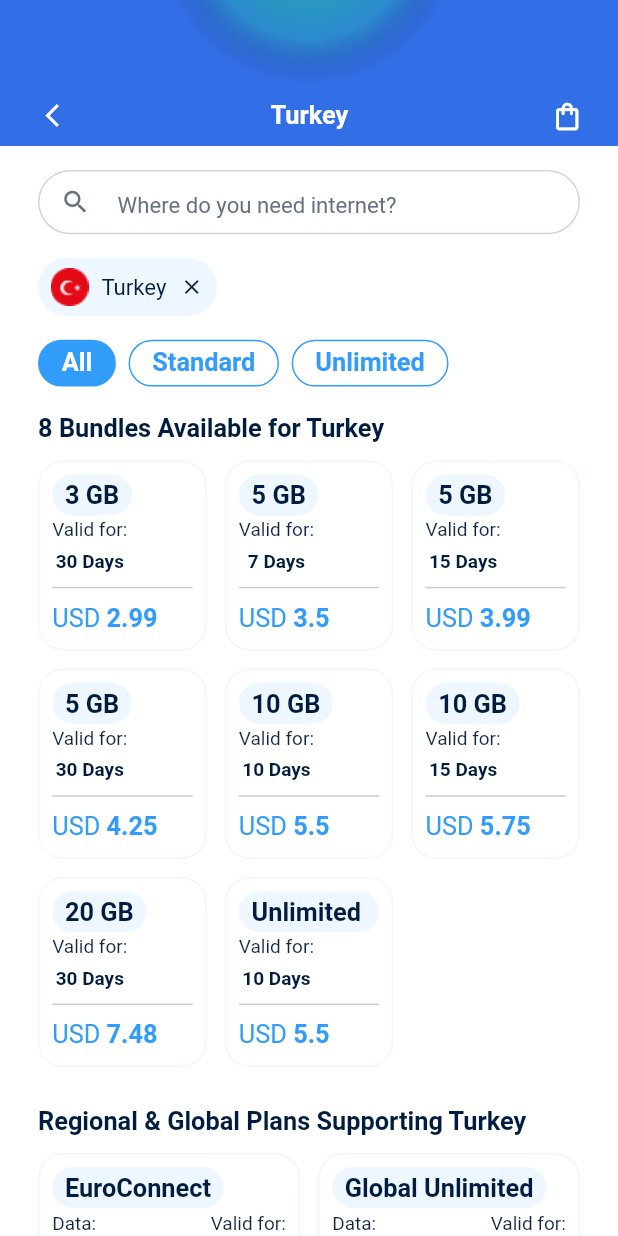
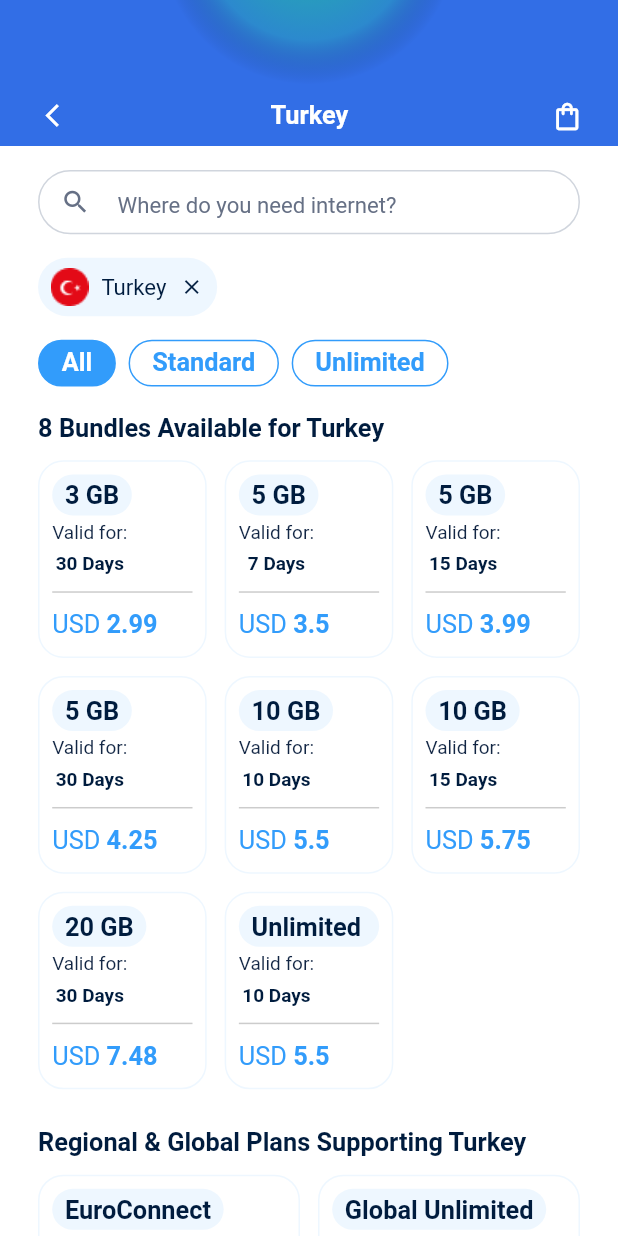
Before and after one commit to ZainHassan12/flutter_task_zain, a Flutter app: the screen it shows after launch, on a phone screen of 412 x 824 dp. Run offline on Flutter 3.47's test engine with Material 3 defaults, Android fonts, the phone set to English and light mode, and no system bars; our stand-ins replace stacked, stacked_services, stacked_shared; Roboto replaces fonts that are missing (Mulish, SF Pro Display).

Commit message:
Complete task

```diff
--- a/lib/ui/common/app_colors.dart
+++ b/lib/ui/common/app_colors.dart
@@ -1,25 +1,23 @@
 import 'package:flutter/material.dart';
 
 // Brand Colors
-const Color primaryBlue = Color(0xFF326EE6); // App Bar
+const Color primaryBlue = Color(0xFF326EE6);
 const Color accentBlue = Color(0xFF329CFB);
-const Color greenBorder = Color(0xFF15D59D); // Buttons, Highlights, Span text
-const Color greenAccent =
-    Color(0xFF1EC896); // WhatsApp text, Checkout button, Ellipse
+const Color greenBorder = Color(0xFF15D59D);
+const Color greenAccent = Color(0xFF1EC896);
 
 // Text Colors
-const Color textPrimary = Color(0xFF001C3E); // Main text
-const Color textSecondary = Color(0xFF122644); // Card text, Borders
-const Color textGrey = Color(0xFF667085); // Secondary info (5 GB / 30 Days)
+const Color textPrimary = Color(0xFF001C3E);
+const Color textSecondary = Color(0xFF122644);
+const Color textGrey = Color(0xFF667085);
 
 // Background Colors
-const Color cardTitleBackground =
-    Color(0xFFEEF7FF); // Card background, Smart container
-const Color white = Color(0xFFFFFFFF); // Default background
+const Color cardTitleBackground = Color(0xFFEEF7FF);
+const Color white = Color(0xFFFFFFFF);
 
-const Color finalText = Color(0xFF001C3E); // Final text color
+const Color finalText = Color(0xFF001C3E);
 
 // Border Colors
-const Color borderLight = Color(0xFFD0D5DD); // Search bar border
-const Color borderGrey = Color(0xFFCCCCCC); // Divider lines
-const Color borderDark = Color(0xFF122644); // Bottom sheet border
+const Color borderLight = Color(0xFFD0D5DD);
+const Color borderGrey = Color(0xFFCCCCCC);
+const Color borderDark = Color(0xFF122644);
--- a/lib/ui/common/app_strings.dart
+++ b/lib/ui/common/app_strings.dart
@@ -32,12 +32,10 @@ const String whatsapp = "Whatsapp";
 
 // Bottom Sheet
 const String checkout = "CHECKOUT";
-const String usd = "USD";
 
 // Currency
 const String currencySymbol = "USD";
 
 // Asset Images
 const String flagTurkey = "assets/images/TR_flag.png";
-const String cartIcon = "assets/images/cart_icon.png";
 const String whatsappIcon = "assets/images/whatsapp.png";
--- a/lib/ui/common/app_styles.dart
+++ b/lib/ui/common/app_styles.dart
@@ -5,17 +5,9 @@ import 'app_colors.dart';
 class AppTextStyles {
   AppTextStyles._();
 
-  /// Base Fonts
   static const _sfProBold = TextStyle(
     fontFamily: 'SF Pro Display',
     fontWeight: FontWeight.w700,
-    letterSpacing: 0,
-    height: 1.5,
-  );
-
-  static const _sfProMedium = TextStyle(
-    fontFamily: 'SF Pro Display',
-    fontWeight: FontWeight.w500,
     letterSpacing: 0,
     height: 1.5,
   );
@@ -34,7 +26,7 @@ class AppTextStyles {
     height: 1.5,
   );
 
-  /// App Bar
+  // App Bar
   static TextStyle get appBarText =>
       _sfProBold.copyWith(fontSize: AppDimensions.sp(16), color: white);
 
@@ -57,10 +49,11 @@ class AppTextStyles {
   static TextStyle get sectionTitle =>
       _sfProBold.copyWith(fontSize: AppDimensions.sp(16), color: textPrimary);
 
-  // Card
+  // CarD
   static TextStyle get cardTitle =>
       _sfProBold.copyWith(fontSize: AppDimensions.sp(16), color: textPrimary);
 
+  // Use Regular for supporting text
   static TextStyle get validFor => _sfProRegular.copyWith(
         fontSize: AppDimensions.sp(12),
         color: textSecondary,
@@ -86,7 +79,7 @@ class AppTextStyles {
       _sfProBold.copyWith(fontSize: AppDimensions.sp(15), color: accentBlue);
 
   static TextStyle get bottomSheetDetails =>
-      _sfProMedium.copyWith(fontSize: AppDimensions.sp(12), color: textGrey);
+      _sfProRegular.copyWith(fontSize: AppDimensions.sp(12), color: textGrey);
 
   static TextStyle get bottomSheetCounter =>
       _sfProBold.copyWith(fontSize: AppDimensions.sp(14), color: textSecondary);
@@ -98,6 +91,7 @@ class AppTextStyles {
   static TextStyle get checkoutBold =>
       _sfProBold.copyWith(fontSize: AppDimensions.sp(14), color: white);
 
+  // Contact
   static TextStyle get contactBold =>
       _sfProBold.copyWith(fontSize: AppDimensions.sp(14), color: greenAccent);
 
--- a/lib/ui/views/bottom_sheet/bottom_sheet_viewmodel.dart
+++ b/lib/ui/views/bottom_sheet/bottom_sheet_viewmodel.dart
@@ -12,7 +12,6 @@ class CartBottomSheetViewModel extends BaseViewModel {
   Function(dynamic)? _onRemove;
 
   void initialize(List<dynamic> cartItems, Function(dynamic) onRemove) {
-    // ✅ Deep copy so this list is independent from HomeViewModel's list
     _items = cartItems.map((item) {
       if (item is TurkeyPackageModel) {
         return TurkeyPackageModel(
@@ -51,7 +50,6 @@ class CartBottomSheetViewModel extends BaseViewModel {
   void increaseQuantity(dynamic item) {
     final index = _items.indexWhere((i) => i.id == item.id);
     if (index != -1) {
-      // ✅ Assign new quantity value to trigger change detection
       _items[index].quantity = (_items[index].quantity ?? 1) + 1;
       _calculateTotal();
       notifyListeners();
@@ -70,7 +68,7 @@ class CartBottomSheetViewModel extends BaseViewModel {
         // Quantity hits 0 — remove item
         final removedItem = _items[index];
         _items.removeAt(index);
-        _onRemove?.call(removedItem); // ✅ Sync removal to HomeViewModel
+        _onRemove?.call(removedItem);
         _calculateTotal();
         notifyListeners();
       }
@@ -79,7 +77,7 @@ class CartBottomSheetViewModel extends BaseViewModel {
 
   void removeItem(dynamic item) {
     _items.removeWhere((i) => i.id == item.id);
-    _onRemove?.call(item); // ✅ Sync removal to HomeViewModel
+    _onRemove?.call(item);
     _calculateTotal();
     notifyListeners();
   }
--- a/lib/ui/views/home/home_view.dart
+++ b/lib/ui/views/home/home_view.dart
@@ -34,7 +34,6 @@ class HomeView extends StackedView<HomeViewModel> {
               const CustomAppBar(),
               SizedBox(height: AppDimensions.h(16)),
 
-              // Search (UI only — no onChanged wired)
               const CustomSearchBar(),
               SizedBox(height: AppDimensions.h(16)),
 
@@ -76,7 +75,6 @@ class HomeView extends StackedView<HomeViewModel> {
                 Padding(
                   padding: EdgeInsets.only(
                     left: AppDimensions.pHuge,
-                    right: AppDimensions.pHuge,
                   ),
                   child: Text(
                     titleGlobal,
@@ -95,7 +93,6 @@ class HomeView extends StackedView<HomeViewModel> {
               Padding(
                 padding: EdgeInsets.only(
                   left: AppDimensions.pHuge,
-                  right: AppDimensions.pHuge,
                 ),
                 child: Text(
                   "Need Support?",
@@ -103,7 +100,9 @@ class HomeView extends StackedView<HomeViewModel> {
                 ),
               ),
               const NeedSupport(),
-              SizedBox(height: AppDimensions.h(24)),
+              SizedBox(
+                  height:
+                      AppDimensions.h(30) + AppDimensions.bottomSheetHeight),
             ],
           ),
         ),
--- a/lib/ui/views/home/home_viewmodel.dart
+++ b/lib/ui/views/home/home_viewmodel.dart
@@ -5,14 +5,11 @@ import 'package:stacked/stacked.dart';
 import 'package:stacked_services/stacked_services.dart';
 import 'package:flutter_task_zain/app/app.locator.dart';
 
-// 0 = All, 1 = Standard, 2 = Unlimited
 enum PackageFilter { all, standard, unlimited }
 
 class HomeViewModel extends BaseViewModel {
   final _bottomSheetService = locator<BottomSheetService>();
-  final _navigationService = locator<NavigationService>();
 
-  // 🔹 Filter
   int _selectedFilterIndex = 0;
   int get selectedFilterIndex => _selectedFilterIndex;
 
@@ -32,11 +29,11 @@ class HomeViewModel extends BaseViewModel {
     notifyListeners();
   }
 
-  // 🔹 Cart items
+  // Cart items
   final List<dynamic> _cartItems = [];
   List<dynamic> get cartItems => _cartItems;
 
-  // 🔹 Turkey Packages List
+  // Turkey Packages List
   final List<TurkeyPackageModel> _turkeyPackages = [
     TurkeyPackageModel(
       id: "turkey_1",
@@ -135,10 +132,9 @@ class HomeViewModel extends BaseViewModel {
     ),
   ];
 
-  // ✅ Helper: is a data value "unlimited"?
   bool _isUnlimited(String data) => data.trim().toLowerCase() == 'unlimited';
 
-  // 🔹 Filtered Turkey packages
+  // Filtered Turkey packages
   List<TurkeyPackageModel> get turkeyPackages {
     switch (_activeFilter) {
       case PackageFilter.standard:
@@ -150,7 +146,7 @@ class HomeViewModel extends BaseViewModel {
     }
   }
 
-  // 🔹 Filtered Global packages
+  // Filtered Global packages
   List<GlobalPackageModel> get globalPackages {
     switch (_activeFilter) {
       case PackageFilter.standard:
@@ -162,7 +158,7 @@ class HomeViewModel extends BaseViewModel {
     }
   }
 
-  // 🔹 Calculate total price of cart items
+  // Calculate total price
   double get cartTotal {
     double total = 0;
     for (var item in _cartItems) {
@@ -171,19 +167,19 @@ class HomeViewModel extends BaseViewModel {
     return total;
   }
 
-  // 🔹 Handle Turkey package tap
+  // Handle Turkey package tap
   void onTurkeyPackageTap(TurkeyPackageModel package) {
     _addToCart(package);
     _showCartBottomSheet();
   }
 
-  // 🔹 Handle Global package tap
+  // Handle Global package tap
   void onGlobalPackageTap(GlobalPackageModel package) {
     _addToCart(package);
     _showCartBottomSheet();
   }
 
-  // 🔹 Add package to cart or increment quantity if exists
+  // Add package to cart or increment quantity
   void _addToCart(dynamic package) {
     try {
       final existingItem = _cartItems.firstWhere(
@@ -213,13 +209,12 @@ class HomeViewModel extends BaseViewModel {
     notifyListeners();
   }
 
-  // ✅ Called by bottom sheet when user taps ✕
   void onItemRemovedFromSheet(dynamic item) {
     _cartItems.removeWhere((i) => i.id == item.id);
     notifyListeners();
   }
 
-  // 🔹 Show cart bottom sheet
+  // Show cart bottom sheet
   void _showCartBottomSheet() async {
     final result = await _bottomSheetService.showCustomSheet(
       variant: BottomSheetType.cartBottom,
@@ -238,19 +233,19 @@ class HomeViewModel extends BaseViewModel {
     notifyListeners();
   }
 
-  // 🔹 Handle checkout
+  // Handle checkout
   void _handleCheckout(dynamic totalAmount) {
     _cartItems.clear();
     notifyListeners();
   }
 
-  // 🔹 Remove package from cart
+  // Remove package from cart
   void removeFromCart(dynamic package) {
     _cartItems.removeWhere((item) => item.id == package.id);
     notifyListeners();
   }
 
-  // 🔹 Clear entire cart
+  // Clear entire cart
   void clearCart() {
     _cartItems.clear();
     notifyListeners();
--- a/lib/ui/widgets/common/app_bar/app_bar.dart
+++ b/lib/ui/widgets/common/app_bar/app_bar.dart
@@ -1,4 +1,3 @@
-import 'dart:ui';
 import 'package:flutter/material.dart';
 import 'package:flutter_task_zain/ui/common/app_colors.dart';
 import 'package:flutter_task_zain/ui/common/app_dimensions.dart';
@@ -8,13 +7,8 @@ import 'package:flutter_task_zain/ui/widgets/common/app_bar/app_bar_model.dart';
 import 'package:stacked/stacked.dart';
 
 class CustomAppBar extends StackedView<CustomAppBarModel> {
-  final VoidCallback? onBackTap;
-  final VoidCallback? onCartTap;
-
   const CustomAppBar({
     super.key,
-    this.onBackTap,
-    this.onCartTap,
   });
 
   @override
@@ -30,14 +24,14 @@ class CustomAppBar extends StackedView<CustomAppBarModel> {
       width: double.infinity,
       child: Stack(
         children: [
-          // 🔵 Background
+          // Background
           Container(
             height: AppDimensions.appBarHeight,
             width: double.infinity,
             color: primaryBlue,
           ),
 
-          // 🟢 Ellipse (decorative)
+          // Ellipse
           Positioned(
             top: AppDimensions.ellipseTop,
             left: AppDimensions.ellipseLeft,
@@ -59,7 +53,7 @@ class CustomAppBar extends StackedView<CustomAppBarModel> {
             ),
           ),
 
-          // 🔹 AppBar Content Row
+          // AppBar
           Positioned(
             top: AppDimensions.appBarItemsTop,
             left: AppDimensions.appBarItemsLeft,
@@ -67,9 +61,9 @@ class CustomAppBar extends StackedView<CustomAppBarModel> {
             child: Row(
               mainAxisAlignment: MainAxisAlignment.spaceBetween,
               children: [
-                /// 🔙 Back Button
+                // Back Button
                 GestureDetector(
-                  onTap: onBackTap,
+                  onTap: () {},
                   child: SizedBox(
                     width: AppDimensions.backButtonSize,
                     height: AppDimensions.backButtonSize,
@@ -81,15 +75,15 @@ class CustomAppBar extends StackedView<CustomAppBarModel> {
                   ),
                 ),
 
-                /// 🏷 Title
+                // Title
                 Text(
                   appTitle,
                   style: AppTextStyles.appBarText,
                 ),
 
-                /// 🛒 Cart Button
+                //Cart Button
                 GestureDetector(
-                  onTap: onCartTap,
+                  onTap: () {},
                   child: SizedBox(
                     width: AppDimensions.cartButtonWidth,
                     height: AppDimensions.cartButtonHeight,
--- a/lib/ui/widgets/common/country_badge/country_badge.dart
+++ b/lib/ui/widgets/common/country_badge/country_badge.dart
@@ -7,11 +7,8 @@ import 'package:stacked/stacked.dart';
 import 'country_badge_model.dart';
 
 class CountryBadge extends StackedView<CountryBadgeModel> {
-  final VoidCallback? onRemove;
-
   const CountryBadge({
     super.key,
-    this.onRemove,
   });
 
   @override
@@ -24,7 +21,7 @@ class CountryBadge extends StackedView<CountryBadgeModel> {
 
     return Padding(
       padding: EdgeInsets.only(
-        left: AppDimensions.pHuge, // Only left padding to align left
+        left: AppDimensions.pHuge,
       ),
       child: Container(
         height: AppDimensions.countryContainerHeight,
@@ -39,7 +36,7 @@ class CountryBadge extends StackedView<CountryBadgeModel> {
         child: Row(
           mainAxisSize: MainAxisSize.min,
           children: [
-            /// 🇹🇷 Flag
+            // Flag
             Image.asset(
               flagTurkey,
               width: AppDimensions.flagSize,
@@ -49,7 +46,7 @@ class CountryBadge extends StackedView<CountryBadgeModel> {
 
             SizedBox(width: AppDimensions.pM),
 
-            /// Country Name
+            // Country Name
             Text(
               appTitle,
               style: AppTextStyles.countryName,
--- a/lib/ui/widgets/common/need_support/need_support.dart
+++ b/lib/ui/widgets/common/need_support/need_support.dart
@@ -1,5 +1,4 @@
 import 'package:flutter/material.dart';
-import 'package:flutter_task_zain/ui/common/app_colors.dart';
 import 'package:flutter_task_zain/ui/common/app_dimensions.dart';
 import 'package:flutter_task_zain/ui/common/app_strings.dart';
 import 'package:flutter_task_zain/ui/common/app_styles.dart';
@@ -20,7 +19,7 @@ class NeedSupport extends StatelessWidget {
             contactPrefix,
             style: AppTextStyles.supportedRegular,
           ),
-          SizedBox(width: AppDimensions.pXS),
+          SizedBox(width: AppDimensions.pS),
           Image.asset(
             whatsappIcon,
             width: AppDimensions.w(24),
--- a/lib/ui/widgets/common/need_support/need_support_model.dart
+++ /dev/null
@@ -1,3 +0,0 @@
-import 'package:stacked/stacked.dart';
-
-class NeedSupportModel extends BaseViewModel {}
--- a/lib/ui/widgets/common/search_bar/search_bar.dart
+++ b/lib/ui/widgets/common/search_bar/search_bar.dart
@@ -59,7 +59,7 @@ class CustomSearchBar extends StackedView<CustomSearchBarModel> {
             ),
             prefixIcon: Padding(
               padding: EdgeInsets.all(AppDimensions.pM),
-              child: Icon(
+              child: const Icon(
                 Icons.search,
                 size: 20,
                 color: textGrey,
--- a/lib/ui/widgets/global_package_grid/global_package_grid.dart
+++ b/lib/ui/widgets/global_package_grid/global_package_grid.dart
@@ -20,6 +20,7 @@ class GlobalPackagesGrid extends StatelessWidget {
     return Padding(
       padding: EdgeInsets.symmetric(horizontal: AppDimensions.pHuge),
       child: GridView.builder(
+        padding: EdgeInsets.zero,
         shrinkWrap: true,
         physics: const NeverScrollableScrollPhysics(),
         itemCount: packages.length,
@@ -27,9 +28,7 @@ class GlobalPackagesGrid extends StatelessWidget {
           crossAxisCount: 2,
           mainAxisSpacing: 12,
           crossAxisSpacing: 12,
-          // ✅ Use mainAxisExtent for fixed pixel height instead of ratio
-          // Global cards have more content so need more height
-          mainAxisExtent: AppDimensions.h(170),
+          mainAxisExtent: AppDimensions.secondCardHeight,
         ),
         itemBuilder: (context, index) {
           final package = packages[index];
--- a/lib/ui/widgets/turkey_packages_card/turkey_packages_card.dart
+++ b/lib/ui/widgets/turkey_packages_card/turkey_packages_card.dart
@@ -84,7 +84,6 @@ class TurkeyPackageCard extends StatelessWidget {
       ),
     );
 
-    // ✅ Gradient border when selected, plain border when not
     if (isSelected) {
       return GestureDetector(
         onTap: onTap,
--- a/lib/ui/widgets/turkey_packages_grid/turkey_packages_grid.dart
+++ b/lib/ui/widgets/turkey_packages_grid/turkey_packages_grid.dart
@@ -20,6 +20,7 @@ class TurkeyPackagesGrid extends StatelessWidget {
     return Padding(
       padding: EdgeInsets.symmetric(horizontal: AppDimensions.pHuge),
       child: GridView.builder(
+        padding: EdgeInsets.zero,
         shrinkWrap: true,
         physics: const NeverScrollableScrollPhysics(),
         itemCount: packages.length,
@@ -27,9 +28,7 @@ class TurkeyPackagesGrid extends StatelessWidget {
           crossAxisCount: 3,
           crossAxisSpacing: 12,
           mainAxisSpacing: 12,
-          // ✅ Use mainAxisExtent for fixed pixel height instead of ratio
-          // This prevents the grid from over-allocating vertical space
-          mainAxisExtent: AppDimensions.h(130),
+          mainAxisExtent: AppDimensions.itemCardHeight,
         ),
         itemBuilder: (context, index) {
           final package = packages[index];
```
Also changed, not shown: lib/ui/views/bottom_sheet/bottom_sheet_view.dart (+0 -14 lines), pubspec.yaml (+13 -0 lines), assets/fonts/SFPRODISPLAYBLACKITALIC.OTF (added), assets/fonts/SFPRODISPLAYBOLD.OTF (added), assets/fonts/SFPRODISPLAYMEDIUM.OTF (added), assets/fonts/SFPRODISPLAYREGULAR.OTF (added).
